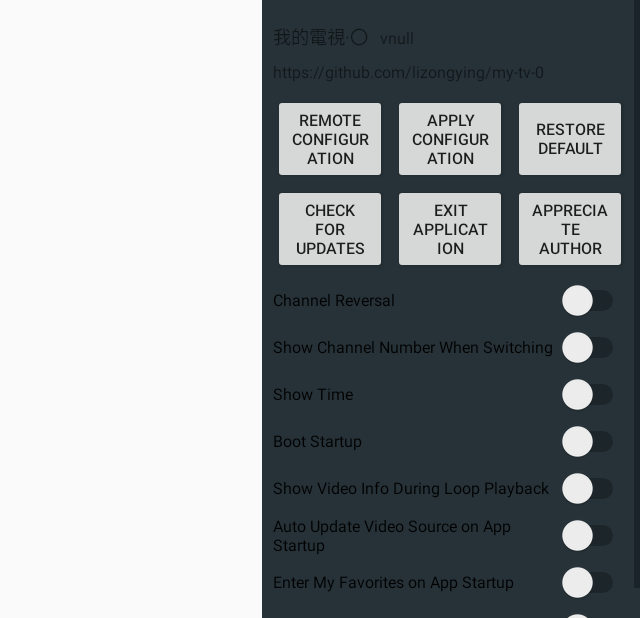
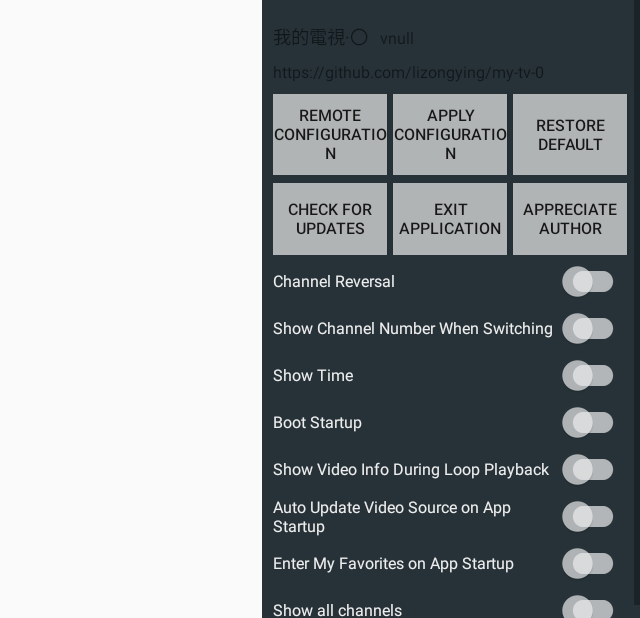
Before and after one commit to liumeng1201/myiptv, an Android app: the fragment SettingFragment placed in its activity, on a phone screen of 824 x 412 dp (held sideways). Shown: the whole screen, without its empty margins (596-1236 px from the left). Run offline under Robolectric (Android 15) with nearby library versions, the phone set to English and light mode, and no system bars; libraries missing offline, so code that uses them is left out: fi.iki.elonen, io.github.lizongying; network calls fail; pictures from the network do not load; 15 statements that could not run were skipped.

Commit message:
some style

```diff
--- a/app/build.gradle.kts
+++ b/app/build.gradle.kts
@@ -74,6 +74,7 @@ fun getVersionName(): String {
 }
 
 dependencies {
+    implementation(libs.appcompat)
     // For AGP 7.4+
     coreLibraryDesugaring(libs.desugar.jdk.libs)
 
@@ -96,7 +97,6 @@ dependencies {
 
     implementation(libs.core.ktx)
     implementation(libs.coroutines)
-    implementation(libs.leanback)
 
     implementation(libs.multidex)
     implementation(libs.constraintlayout)
--- a/app/src/main/java/com/lizongying/mytv0/MainActivity.kt
+++ b/app/src/main/java/com/lizongying/mytv0/MainActivity.kt
@@ -14,16 +14,16 @@ import android.view.MotionEvent
 import android.view.View
 import android.view.WindowManager
 import android.widget.Toast
+import androidx.appcompat.app.AppCompatActivity
 import androidx.core.view.WindowCompat
 import androidx.core.view.WindowInsetsCompat
 import androidx.core.view.WindowInsetsControllerCompat
 import androidx.fragment.app.Fragment
-import androidx.fragment.app.FragmentActivity
 import com.lizongying.mytv0.models.TVList
 import java.util.Locale
 
 
-class MainActivity : FragmentActivity() {
+class MainActivity : AppCompatActivity() {
 
     private var ok = 0
     private var playerFragment = PlayerFragment()
@@ -144,26 +144,26 @@ class MainActivity : FragmentActivity() {
             if (SP.channel > 0) {
                 if (SP.channel < TVList.listModel.size) {
                     TVList.setPosition(SP.channel - 1)
-                    R.string.play_default_channel.showToast()
+//                    R.string.play_default_channel.showToast()
                 } else {
                     SP.channel = 0
                     TVList.setPosition(0)
-                    R.string.default_channel_out_of_range.showToast()
+//                    R.string.default_channel_out_of_range.showToast()
                 }
             } else {
                 if (!TVList.setPosition(SP.position)) {
                     TVList.setPosition(0)
-                    R.string.last_channel_out_of_range.showToast()
+//                    R.string.last_channel_out_of_range.showToast()
                 } else {
-                    R.string.play_last_channel.showToast()
+//                    R.string.play_last_channel.showToast()
                 }
             }
 
             TVList.groupModel.isInLikeMode = SP.defaultLike;
             if (TVList.groupModel.isInLikeMode) {
-                R.string.favorite_mode.showToast()
+//                R.string.favorite_mode.showToast()
             } else {
-                R.string.standard_mode.showToast()
+//                R.string.standard_mode.showToast()
             }
 
             // TODO group position
--- a/app/src/main/java/com/lizongying/mytv0/SettingFragment.kt
+++ b/app/src/main/java/com/lizongying/mytv0/SettingFragment.kt
@@ -2,6 +2,7 @@ package com.lizongying.mytv0
 
 import android.Manifest
 import android.content.pm.PackageManager
+import android.graphics.drawable.ColorDrawable
 import android.net.Uri
 import android.os.Build
 import android.os.Bundle
@@ -188,69 +189,77 @@ class SettingFragment : Fragment() {
         val txtTextSize =
             application.px2PxFont(binding.versionName.textSize)
 
-        binding.checkVersion.layoutParams.width = btnWidth
-        binding.checkVersion.layoutParams.height = btnHeight
-        binding.checkVersion.textSize = btnTextSize
-        binding.checkVersion.layoutParams = btnLayoutParams
-
         binding.versionName.layoutParams.width = txtWidth
         binding.versionName.textSize = txtTextSize
 
-        binding.qrcode.layoutParams.width = btnWidth
-        binding.qrcode.layoutParams.height = btnHeight
-        binding.qrcode.textSize = btnTextSize
-        binding.qrcode.layoutParams = btnLayoutParams
+        for (i in listOf(
+            binding.qrcode,
+            binding.confirmConfig,
+            binding.clear,
+            binding.checkVersion,
+            binding.exit,
+            binding.appreciate,
+        )) {
+            i.layoutParams.width = btnWidth
+            i.layoutParams.height = btnHeight
+            i.textSize = btnTextSize
+            i.layoutParams = btnLayoutParams
+            i.setOnFocusChangeListener { _, hasFocus ->
+                if (hasFocus) {
+                    i.background = ColorDrawable(
+                        ContextCompat.getColor(
+                            context,
+                            R.color.focus
+                        )
+                    )
+                } else {
+                    i.background = ColorDrawable(
+                        ContextCompat.getColor(
+                            context,
+                            R.color.description_blur
+                        )
+                    )
+                }
+            }
+        }
 
-        binding.confirmConfig.layoutParams.width = btnWidth
-        binding.confirmConfig.layoutParams.height = btnHeight
-        binding.confirmConfig.textSize = btnTextSize
-        binding.confirmConfig.layoutParams = btnLayoutParams
+        val textSizeSwitch = application.px2PxFont(binding.switchChannelReversal.textSize)
 
-        binding.clear.layoutParams.width = btnWidth
-        binding.clear.layoutParams.height = btnHeight
-        binding.clear.textSize = btnTextSize
-        binding.clear.layoutParams = btnLayoutParams
-
-        binding.appreciate.layoutParams.width = btnWidth
-        binding.appreciate.layoutParams.height = btnHeight
-        binding.appreciate.textSize = btnTextSize
-        binding.appreciate.layoutParams = btnLayoutParams
-
-        binding.exit.layoutParams.width = btnWidth
-        binding.exit.layoutParams.height = btnHeight
-        binding.exit.textSize = btnTextSize
-        binding.exit.layoutParams = btnLayoutParams
-
-        val textSize = application.px2PxFont(binding.switchChannelReversal.textSize)
-
-        val layoutParamsChannelReversal =
+        val layoutParamsSwitch =
             binding.switchChannelReversal.layoutParams as ViewGroup.MarginLayoutParams
-        layoutParamsChannelReversal.topMargin =
+        layoutParamsSwitch.topMargin =
             application.px2Px(binding.switchChannelReversal.marginTop)
 
-        binding.switchChannelReversal.textSize = textSize
-        binding.switchChannelReversal.layoutParams = layoutParamsChannelReversal
-
-        binding.switchChannelNum.textSize = textSize
-        binding.switchChannelNum.layoutParams = layoutParamsChannelReversal
-
-        binding.switchTime.textSize = textSize
-        binding.switchTime.layoutParams = layoutParamsChannelReversal
-
-        binding.switchBootStartup.textSize = textSize
-        binding.switchBootStartup.layoutParams = layoutParamsChannelReversal
-
-        binding.switchRepeatInfo.textSize = textSize
-        binding.switchRepeatInfo.layoutParams = layoutParamsChannelReversal
-
-        binding.switchConfigAutoLoad.textSize = textSize
-        binding.switchConfigAutoLoad.layoutParams = layoutParamsChannelReversal
-
-        binding.switchDefaultLike.textSize = textSize
-        binding.switchDefaultLike.layoutParams = layoutParamsChannelReversal
-
-        binding.switchShowAllChannels.textSize = textSize
-        binding.switchShowAllChannels.layoutParams = layoutParamsChannelReversal
+        for (i in listOf(
+            binding.switchChannelReversal,
+            binding.switchChannelNum,
+            binding.switchTime,
+            binding.switchBootStartup,
+            binding.switchRepeatInfo,
+            binding.switchConfigAutoLoad,
+            binding.switchDefaultLike,
+            binding.switchShowAllChannels,
+        )) {
+            i.textSize = textSizeSwitch
+            i.layoutParams = layoutParamsSwitch
+            i.setOnFocusChangeListener { _, hasFocus ->
+                if (hasFocus) {
+                    i.setTextColor(
+                        ContextCompat.getColor(
+                            context,
+                            R.color.focus
+                        )
+                    )
+                } else {
+                    i.setTextColor(
+                        ContextCompat.getColor(
+                            context,
+                            R.color.title_blur
+                        )
+                    )
+                }
+            }
+        }
 
         updateManager = UpdateManager(context, context.appVersionCode)
 
--- a/app/src/main/java/com/lizongying/mytv0/SimpleServer.kt
+++ b/app/src/main/java/com/lizongying/mytv0/SimpleServer.kt
@@ -31,16 +31,18 @@ class SimpleServer(private val context: Context) : NanoHTTPD(PORT) {
 
     override fun serve(session: IHTTPSession): Response {
         return when (session.uri) {
-            "/api/channels" -> handleChannelsRequest(session)
-            "/api/uri" -> handleUriRequest(session)
-            "/api/channel" -> handleChannel(session)
+            "/api/channels" -> handleChannelsFromFile(session)
+            "/api/uri" -> handleChannelsFromUri(session)
+            "/api/channel" -> handleDefaultChannel(session)
             "/api/proxy" -> handleProxy(session)
             "/api/settings" -> handleSettings()
             else -> handleStaticContent(session)
         }
     }
 
-    private fun handleChannelsRequest(session: IHTTPSession): Response {
+    private fun handleChannelsFromFile(session: IHTTPSession): Response {
+        R.string.start_config_channel.showToast()
+        val response = ""
         try {
             val map = HashMap<String, String>()
             session.parseBody(map)
@@ -48,6 +50,7 @@ class SimpleServer(private val context: Context) : NanoHTTPD(PORT) {
                 handler.post {
                     if (TVList.str2List(it)) {
                         File(context.filesDir, TVList.FILE_NAME).writeText(it)
+                        SP.config = "file://"
                         R.string.channel_import_success.showToast()
                     } else {
                         R.string.channel_import_error.showToast()
@@ -62,7 +65,6 @@ class SimpleServer(private val context: Context) : NanoHTTPD(PORT) {
                 e.message
             )
         }
-        val response = ""
         return newFixedLengthResponse(Response.Status.OK, "text/plain", response)
     }
 
@@ -84,7 +86,9 @@ class SimpleServer(private val context: Context) : NanoHTTPD(PORT) {
         var uri: String = "",
     )
 
-    private fun handleUriRequest(session: IHTTPSession): Response {
+    private fun handleChannelsFromUri(session: IHTTPSession): Response {
+        R.string.start_config_channel.showToast()
+        val response = ""
         try {
             val map = HashMap<String, String>()
             session.parseBody(map)
@@ -103,7 +107,6 @@ class SimpleServer(private val context: Context) : NanoHTTPD(PORT) {
                 "SERVER INTERNAL ERROR: IOException: " + e.message
             )
         }
-        val response = "频道读取中"
         return newFixedLengthResponse(Response.Status.OK, "text/plain", response)
     }
 
@@ -111,7 +114,9 @@ class SimpleServer(private val context: Context) : NanoHTTPD(PORT) {
         val channel: Int,
     )
 
-    private fun handleChannel(session: IHTTPSession): Response {
+    private fun handleDefaultChannel(session: IHTTPSession): Response {
+        R.string.start_set_default_channel.showToast()
+        val response = ""
         try {
             val map = HashMap<String, String>()
             session.parseBody(map)
@@ -134,7 +139,6 @@ class SimpleServer(private val context: Context) : NanoHTTPD(PORT) {
                 e.message
             )
         }
-        val response = ""
         return newFixedLengthResponse(Response.Status.OK, "text/plain", response)
     }
 
--- /dev/null
+++ b/app/src/main/res/color/switch_thumb_color.xml
@@ -0,0 +1,5 @@
+<?xml version="1.0" encoding="utf-8"?>
+<selector xmlns:android="http://schemas.android.com/apk/res/android">
+    <item android:color="@color/thumb_checked_color" android:state_checked="true" />
+    <item android:color="@color/thumb_unchecked_color" />
+</selector>
--- /dev/null
+++ b/app/src/main/res/color/switch_track_color.xml
@@ -0,0 +1,5 @@
+<?xml version="1.0" encoding="utf-8"?>
+<selector xmlns:android="http://schemas.android.com/apk/res/android">
+    <item android:color="@color/track_checked_color" android:state_checked="true" />
+    <item android:color="@color/track_unchecked_color" />
+</selector>
--- a/app/src/main/res/layout/info.xml
+++ b/app/src/main/res/layout/info.xml
@@ -22,7 +22,7 @@
                 android:id="@+id/logo"
                 android:layout_width="100dp"
                 android:layout_height="match_parent"
-                android:background="@drawable/rounded_white_left"
+                android:background="@drawable/rounded_dark_left"
                 android:padding="10dp"
 
                 />
--- a/app/src/main/res/layout/setting.xml
+++ b/app/src/main/res/layout/setting.xml
@@ -1,5 +1,6 @@
 <?xml version="1.0" encoding="utf-8"?>
 <LinearLayout xmlns:android="http://schemas.android.com/apk/res/android"
+    xmlns:app="http://schemas.android.com/apk/res-auto"
     android:id="@+id/setting"
     android:layout_width="match_parent"
     android:layout_height="match_parent"
@@ -60,24 +61,27 @@
             android:layout_height="wrap_content"
             android:orientation="horizontal"
             >
-            <Button
+            <androidx.appcompat.widget.AppCompatButton
                 android:id="@+id/qrcode"
                 android:layout_width="100dp"
                 android:layout_height="wrap_content"
+                android:background="@color/description_blur"
                 android:layout_marginEnd="5dp"
                 android:textSize="14sp"
                 android:text="@string/server" />
-            <Button
+            <androidx.appcompat.widget.AppCompatButton
                 android:id="@+id/confirm_config"
                 android:layout_width="100dp"
                 android:layout_height="wrap_content"
+                android:background="@color/description_blur"
                 android:layout_marginEnd="5dp"
                 android:textSize="14sp"
                 android:text="@string/channels" />
-            <Button
+            <androidx.appcompat.widget.AppCompatButton
                 android:id="@+id/clear"
                 android:layout_width="100dp"
                 android:layout_height="wrap_content"
+                android:background="@color/description_blur"
                 android:layout_marginEnd="5dp"
                 android:text="@string/clear"
                 android:textSize="14sp"
@@ -87,91 +91,125 @@
         <LinearLayout
             android:layout_width="match_parent"
             android:layout_height="wrap_content"
+            android:layout_marginTop="5dp"
             android:orientation="horizontal">
-            <Button
+            <androidx.appcompat.widget.AppCompatButton
                 android:id="@+id/check_version"
                 android:layout_width="100dp"
                 android:layout_height="wrap_content"
+                android:background="@color/description_blur"
                 android:layout_marginEnd="5dp"
                 android:textSize="14sp"
                 android:text="@string/check_version"
                 />
-            <Button
+            <androidx.appcompat.widget.AppCompatButton
                 android:id="@+id/exit"
                 android:layout_width="100dp"
                 android:layout_height="wrap_content"
+                android:background="@color/description_blur"
                 android:layout_marginEnd="5dp"
                 android:text="@string/exit"
                 android:textSize="14sp"
                 />
-            <Button
+            <androidx.appcompat.widget.AppCompatButton
                 android:id="@+id/appreciate"
                 android:layout_width="100dp"
                 android:layout_height="wrap_content"
+                android:background="@color/description_blur"
                 android:layout_marginEnd="5dp"
                 android:text="@string/appreciate"
                 android:textSize="14sp"
                 />
         </LinearLayout>
 
-        <Switch
+        <androidx.appcompat.widget.SwitchCompat
             android:id="@+id/switch_channel_reversal"
             android:text="@string/title_channel_reversal"
+            android:textColor="@color/title_blur"
             android:textSize="14sp"
             android:layout_marginTop="5dp"
             android:layout_width="match_parent"
-            android:layout_height="wrap_content" />
-        <Switch
+            android:layout_height="wrap_content"
+            app:thumbTint="@color/switch_thumb_color"
+            app:trackTint="@color/switch_track_color"
+            />
+        <androidx.appcompat.widget.SwitchCompat
             android:id="@+id/switch_channel_num"
             android:text="@string/title_channel_num"
+            android:textColor="@color/title_blur"
             android:textSize="14sp"
             android:layout_marginTop="5dp"
             android:layout_width="match_parent"
-            android:layout_height="wrap_content" />
-        <Switch
+            android:layout_height="wrap_content"
+            app:thumbTint="@color/switch_thumb_color"
+            app:trackTint="@color/switch_track_color"
+            />
+        <androidx.appcompat.widget.SwitchCompat
             android:id="@+id/switch_time"
             android:text="@string/title_time"
+            android:textColor="@color/title_blur"
             android:textSize="14sp"
             android:layout_marginTop="5dp"
             android:layout_width="match_parent"
-            android:layout_height="wrap_content" />
-        <Switch
+            android:layout_height="wrap_content"
+            app:thumbTint="@color/switch_thumb_color"
+            app:trackTint="@color/switch_track_color"
+            />
+        <androidx.appcompat.widget.SwitchCompat
             android:id="@+id/switch_boot_startup"
             android:text="@string/title_boot_startup"
+            android:textColor="@color/title_blur"
             android:layout_marginTop="5dp"
             android:textSize="14sp"
             android:layout_width="match_parent"
-            android:layout_height="wrap_content" />
-        <Switch
+            android:layout_height="wrap_content"
+            app:thumbTint="@color/switch_thumb_color"
+            app:trackTint="@color/switch_track_color"
+            />
+        <androidx.appcompat.widget.SwitchCompat
             android:id="@+id/switch_repeat_info"
             android:text="@string/title_repeat_info"
+            android:textColor="@color/title_blur"
             android:textSize="14sp"
             android:layout_marginTop="5dp"
             android:layout_width="match_parent"
-            android:layout_height="wrap_content" />
-        <Switch
+            android:layout_height="wrap_content"
+            app:thumbTint="@color/switch_thumb_color"
+            app:trackTint="@color/switch_track_color"
+            />
+        <androidx.appcompat.widget.SwitchCompat
             android:id="@+id/switch_config_auto_load"
             android:text="@string/title_config_auto_load"
+            android:textColor="@color/title_blur"
             android:textSize="14sp"
             android:layout_marginTop="5dp"
             android:layout_width="match_parent"
-            android:layout_height="wrap_content" />
-
-        <Switch
+            android:layout_height="wrap_content"
+            app:thumbTint="@color/switch_thumb_color"
+            app:trackTint="@color/switch_track_color"
+            />
+        <androidx.appcompat.widget.SwitchCompat
             android:id="@+id/switch_default_like"
             android:text="@string/title_default_like"
+            android:textColor="@color/title_blur"
             android:textSize="14sp"
             android:layout_marginTop="5dp"
             android:layout_width="match_parent"
-            android:layout_height="wrap_content" />
-
-        <Switch
+            android:layout_height="wrap_content"
+            app:thumbTint="@color/switch_thumb_color"
+            app:trackTint="@color/switch_track_color"
+            />
+        <androidx.appcompat.widget.SwitchCompat
             android:id="@+id/switch_show_all_channels"
             android:text="@string/show_all_channels"
+            android:textColor="@color/title_blur"
             android:textSize="14sp"
             android:layout_marginTop="5dp"
             android:layout_width="match_parent"
-            android:layout_height="wrap_content" />
+            android:layout_height="wrap_content"
+            app:thumbTint="@color/switch_thumb_color"
+            app:trackTint="@color/switch_track_color"
+            />
     </LinearLayout>
     </ScrollView>
 </LinearLayout>
--- a/app/src/main/res/values/colors.xml
+++ b/app/src/main/res/values/colors.xml
@@ -7,4 +7,8 @@
     <color name="text_focus">#D82042</color>
     <color name="title_blur">#FFEEEEEE</color>
     <color name="description_blur">#B3EEEEEE</color>
+    <color name="track_checked_color">#400096a6</color>
+    <color name="track_unchecked_color">#B3EEEEEE</color>
+    <color name="thumb_checked_color">#0096a6</color>
+    <color name="thumb_unchecked_color">#B3EEEEEE</color>
 </resources>
--- a/app/src/main/res/values/server.xml
+++ /dev/null
@@ -1,4 +0,0 @@
-<?xml version="1.0" encoding="utf-8"?>
-<resources>
-    <string name="server_url">https://github.com/lizongying/my-tv-0</string>
-</resources>
--- a/app/src/main/res/values/strings.xml
+++ b/app/src/main/res/values/strings.xml
@@ -41,4 +41,8 @@
     <string name="default_channel_set_failure">Failed to set default channel</string>
     <string name="default_proxy_set_success">Proxy set successfully</string>
     <string name="default_proxy_set_failure">Failed to set proxy</string>
+    <string name="start_config_channel">Start Configuring Channel</string>
+    <string name="start_set_default_channel">Start Setting Default Channel</string>
+    <string name="my_favorites">My Favorites</string>
+    <string name="all_channels">All Channels</string>
 </resources>
--- a/app/src/main/res/values/themes.xml
+++ b/app/src/main/res/values/themes.xml
@@ -1,6 +1,6 @@
 <resources>
 
-    <style name="Theme.MyTV0" parent="@style/Theme.Leanback">
+    <style name="Theme.MyTV0" parent="@style/Theme.AppCompat.DayNight">
         <item name="windowNoTitle">true</item>
     </style>
 </resources>
--- a/gradle/libs.versions.toml
+++ b/gradle/libs.versions.toml
@@ -22,6 +22,7 @@ coroutines = "1.8.1"
 
 android-gradle-plugin = "8.3.2"
 kotlin-android = "2.0.0"
+appcompat = "1.7.0"
 
 [libraries]
 desugar_jdk_libs = { module = "com.android.tools:desugar_jdk_libs", version.ref = "desugar_jdk_libs" }
@@ -51,6 +52,7 @@ lifecycle-runtime-ktx = { module = "androidx.lifecycle:lifecycle-runtime-ktx", v
 constraintlayout = { module = "androidx.constraintlayout:constraintlayout", version.ref = "constraintlayout" }
 serialization-json = { module = "org.jetbrains.kotlinx:kotlinx-serialization-json", version.ref = "serialization" }
 coroutines = { module = "org.jetbrains.kotlinx:kotlinx-coroutines-android", version.ref = "coroutines" }
+appcompat = { group = "androidx.appcompat", name = "appcompat", version.ref = "appcompat" }
 
 [plugins]
 android-application = { id = "com.android.application", version.ref = "android-gradle-plugin" }
```
Also changed, not shown: app/src/main/java/com/lizongying/mytv0/GroupAdapter.kt (+7 -3 lines), app/src/main/java/com/lizongying/mytv0/Utils.kt (+75 -6 lines), app/src/main/java/com/lizongying/mytv0/models/TVGroupModel.kt (+13 -0 lines), app/src/main/java/com/lizongying/mytv0/models/TVList.kt (+22 -13 lines), 5 other files.
